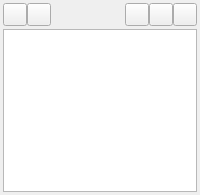
Old version of the form src/client/ui/userbox.ui in the repository drawpile/Drawpile.
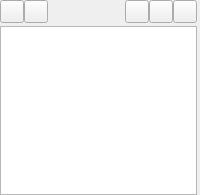
New version of the form. Icons and pictures are not drawn. Custom widgets are drawn as their Qt base class.

What changed in the file:
```diff
--- a/src/client/ui/userbox.ui
+++ b/src/client/ui/userbox.ui
@@ -15,16 +15,16 @@
     <number>3</number>
    </property>
    <property name="leftMargin">
-    <number>3</number>
+    <number>0</number>
    </property>
    <property name="topMargin">
-    <number>3</number>
+    <number>0</number>
    </property>
    <property name="rightMargin">
     <number>3</number>
    </property>
    <property name="bottomMargin">
-    <number>3</number>
+    <number>0</number>
    </property>
    <item>
     <layout class="QHBoxLayout" name="horizontalLayout">
```
